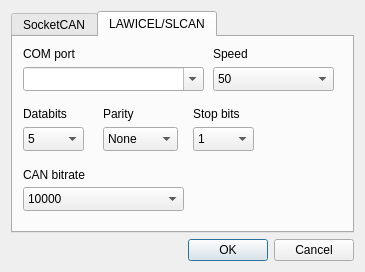
The window that src/connectdialog.ui (mhoffacker/peliCAN) describes before a commit, drawn with Qt 5.
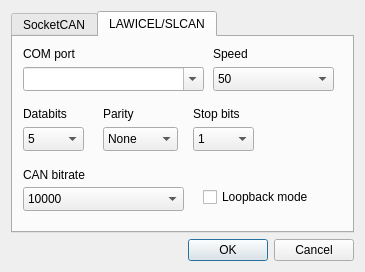
The same window after the commit.

The edit to the form file:
```diff
--- a/src/connectdialog.ui
+++ b/src/connectdialog.ui
@@ -441,6 +441,19 @@
         </property>
        </item>
       </widget>
+      <widget class="QCheckBox" name="checkBox_LoopBack">
+       <property name="geometry">
+        <rect>
+         <x>190</x>
+         <y>150</y>
+         <width>121</width>
+         <height>20</height>
+        </rect>
+       </property>
+       <property name="text">
+        <string>Loopback mode</string>
+       </property>
+      </widget>
      </widget>
     </widget>
    </item>
```
